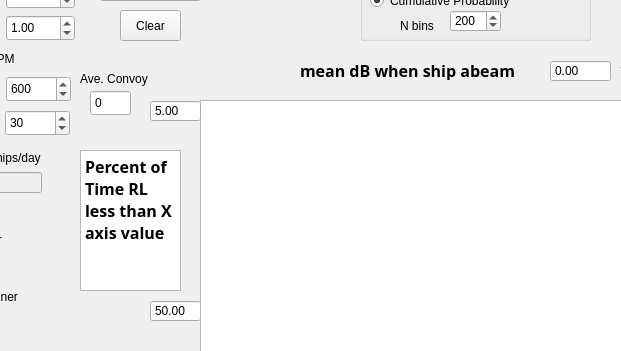
Above: convoy_0/convoy.ui from veirs/convoy_0 before the change; both pictures show x 170 to 791 and y 106 to 457 of the 968 by 758 pixel window. Below: the same form after it.
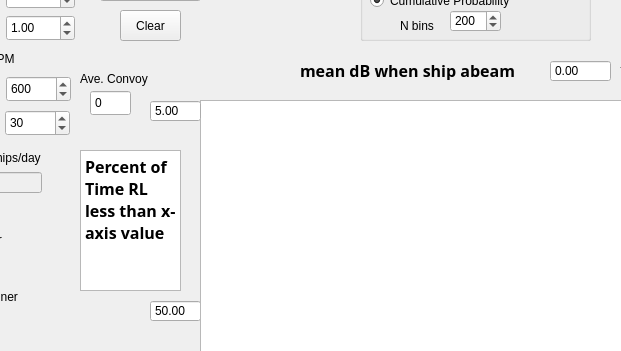
That is the form after the change.

```diff
--- a/convoy_0/convoy.ui
+++ b/convoy_0/convoy.ui
@@ -751,7 +751,7 @@
      <rect>
       <x>470</x>
       <y>130</y>
-      <width>231</width>
+      <width>241</width>
       <height>20</height>
      </rect>
     </property>
@@ -1034,7 +1034,7 @@
      </font>
     </property>
     <property name="plainText">
-     <string>Percent of Time RL less than X axis value</string>
+     <string>Percent of Time RL less than x-axis value</string>
     </property>
    </widget>
    <widget class="QLabel" name="label_21">
```
